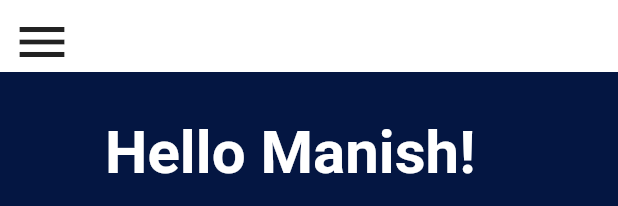
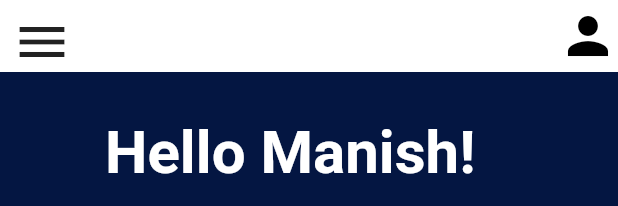
Before and after one commit to OKPooja/NFC_-Developers, a Flutter app: the HomeScreen widget shown alone on an empty page, opened directly, on a phone screen of 412 x 824 dp. Shown: the top 206 px of the screen. Run offline on Flutter 3.47's test engine with Material 2 defaults, Android fonts, the phone set to English and light mode, and no system bars; drawn by our look-alikes of carousel_slider; our stand-ins replace curved_navigation_bar, firebase_auth, firebase_core, gap, youtube_player_flutter; accounts and stored records are empty; network calls fail.

Commit message:
minor changes updated

```diff
--- a/lib/Screens/course_quiz.dart
+++ b/lib/Screens/course_quiz.dart
@@ -13,11 +13,11 @@ class _CourseQuizState extends State<CourseQuiz> {
   Widget build(BuildContext context) {
     return Scaffold(
       appBar: AppBar(
-        backgroundColor: Colors.white,
+        backgroundColor: Color(0xFF192c49),
         leading: IconButton(
           icon: Icon(
             Icons.menu,
-            color: Colors.black,
+            color: Colors.white,
           ),
           onPressed: () {
           },
--- a/lib/Screens/homeScreen.dart
+++ b/lib/Screens/homeScreen.dart
@@ -3,6 +3,7 @@ import 'package:carousel_slider/carousel_slider.dart';
 import 'package:gap/gap.dart';
 import 'package:need/Screens/mentors.dart';
 
+import 'actualProfilePage.dart';
 import 'course_quiz.dart';
 
 class HomeScreen extends StatefulWidget {
@@ -69,15 +70,26 @@ class _HomeScreenState extends State<HomeScreen> {
                           },
                           icon: Icon(Icons.menu, size: 40.0),
                         ),
-                  // Column(
-                  //   children: [
-                  //     Text('Financial literacy blah'),
-                  //     Row(
-                  //       children: [],
-                  //     ),
-                  //     CircleAvatar()
-                  //   ],
-                  // ),
+                  Column(
+                    children: [
+                      Row(
+                        children: [],
+                      ),
+                      GestureDetector(
+                        onTap: () {
+                          // Navigate to the profile screen when the avatar is tapped
+                          Navigator.of(context).push(MaterialPageRoute(
+                            builder: (context) => ProfilePage(),
+                          ));
+                        },
+                        child:  Icon(
+                          Icons.person,
+                          size: 40.0,
+                          color: Colors.black,
+                        ),
+                      ),
+                    ],
+                  ),
                 ],
               ),
             ),
```
Also changed, not shown: lib/Screens/actualProfilePage.dart (added, +61 -0 lines).
